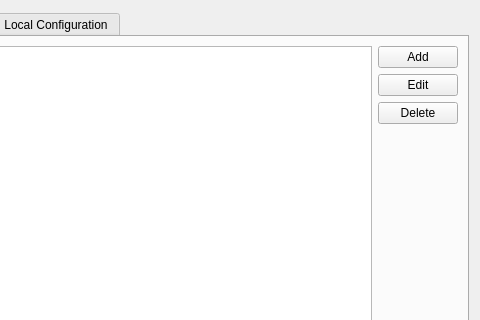
Qt form starviewer/src/inputoutput/qpacsconfigurationscreenbase.ui (starviewer-medical/starviewer) before a commit; both pictures show x 120 to 600 and y 0 to 320 of the 600 by 501 pixel window.
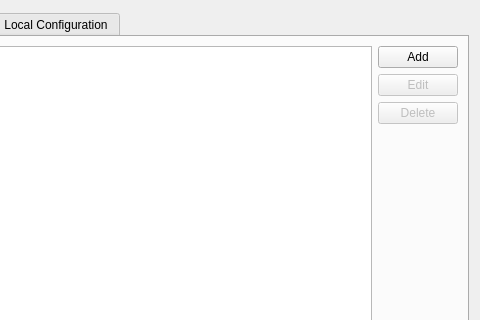
The same form after that commit. Icons and pictures are not drawn.

Commit message: ENH: Make Edit and Delete buttons clickable only when a PACS is selected. #2866

What changed in the file:
```diff
--- a/starviewer/src/inputoutput/qpacsconfigurationscreenbase.ui
+++ b/starviewer/src/inputoutput/qpacsconfigurationscreenbase.ui
@@ -74,6 +74,9 @@
          </item>
          <item>
           <widget class="QPushButton" name="m_buttonEditPacs">
+           <property name="enabled">
+            <bool>false</bool>
+           </property>
            <property name="toolTip">
             <string>Edit parameters of the selected PACS</string>
            </property>
@@ -88,6 +91,9 @@
          </item>
          <item>
           <widget class="QPushButton" name="m_buttonDeletePacs">
+           <property name="enabled">
+            <bool>false</bool>
+           </property>
            <property name="toolTip">
             <string>Delete selected PACS</string>
            </property>
```
The commit also changes 2 other files.
